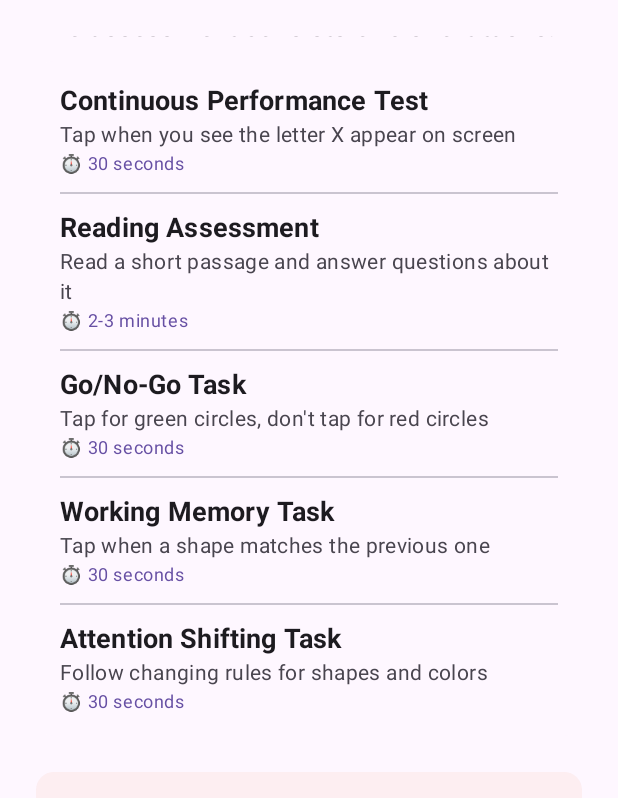
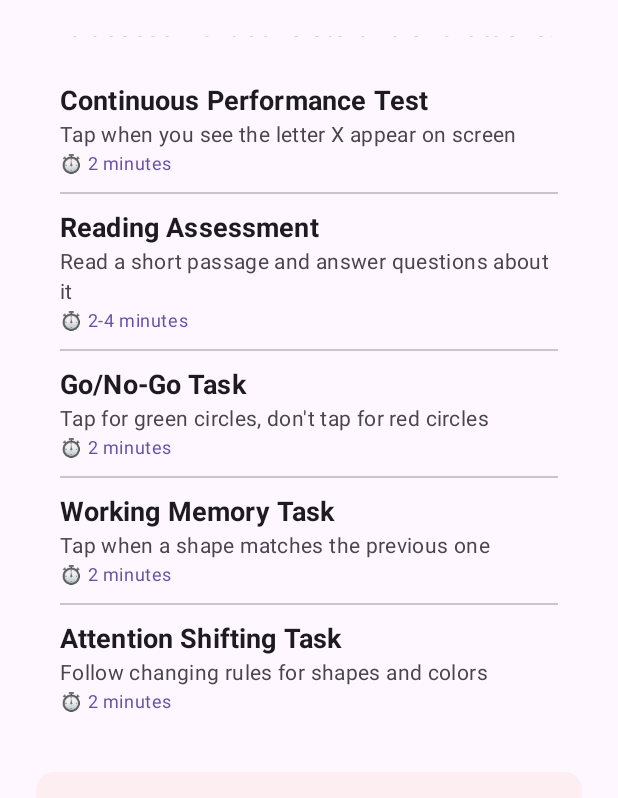
Before and after one commit to ivanjaven/recognicam-android, an Android app built with Jetpack Compose: the FullAssessmentScreen screen opened through its navigation route, scrolled down 538 dp, on a phone screen of 412 x 824 dp. Shown: the top 798 px of the screen. Run offline under Robolectric (Android 15) with nearby library versions, the phone set to English and light mode, and no system bars; libraries missing offline, so code that uses them is left out: androidx.camera.core, com.google.mlkit.vision; 2 statements that could not run were skipped.

Commit message:
change full assessment time for tasks

```diff
--- a/app/src/main/java/com/example/recognicam/presentation/screens/FullAssessmentScreen.kt
+++ b/app/src/main/java/com/example/recognicam/presentation/screens/FullAssessmentScreen.kt
@@ -259,7 +259,7 @@ fun FullAssessmentInstructions(
                 AssessmentTaskItem(
                     title = "Continuous Performance Test",
                     description = "Tap when you see the letter X appear on screen",
-                    duration = "30 seconds"
+                    duration = "2 minutes"
                 )
 
                 Divider(modifier = Modifier.padding(vertical = 12.dp))
@@ -267,7 +267,7 @@ fun FullAssessmentInstructions(
                 AssessmentTaskItem(
                     title = "Reading Assessment",
                     description = "Read a short passage and answer questions about it",
-                    duration = "2-3 minutes"
+                    duration = "2-4 minutes"
                 )
 
                 Divider(modifier = Modifier.padding(vertical = 12.dp))
@@ -275,7 +275,7 @@ fun FullAssessmentInstructions(
                 AssessmentTaskItem(
                     title = "Go/No-Go Task",
                     description = "Tap for green circles, don't tap for red circles",
-                    duration = "30 seconds"
+                    duration = "2 minutes"
                 )
 
                 Divider(modifier = Modifier.padding(vertical = 12.dp))
@@ -283,7 +283,7 @@ fun FullAssessmentInstructions(
                 AssessmentTaskItem(
                     title = "Working Memory Task",
                     description = "Tap when a shape matches the previous one",
-                    duration = "30 seconds"
+                    duration = "2 minutes"
                 )
 
                 Divider(modifier = Modifier.padding(vertical = 12.dp))
@@ -291,7 +291,7 @@ fun FullAssessmentInstructions(
                 AssessmentTaskItem(
                     title = "Attention Shifting Task",
                     description = "Follow changing rules for shapes and colors",
-                    duration = "30 seconds"
+                    duration = "2 minutes"
                 )
             }
         }
```
